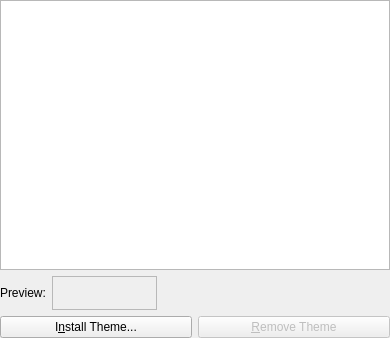
This is src/config/theme_configui.ui in KDE/konversation as Qt 5 draws it before an edit. The edited form follows.
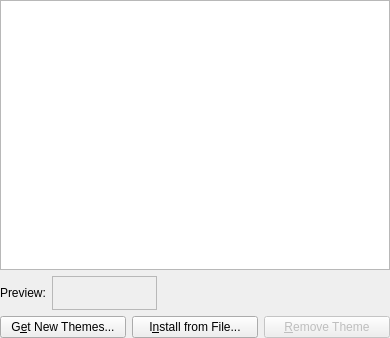
This is the edited form. Custom widgets are drawn as their Qt base class.

Commit message: Add support for downloading nick icon themes from store.kde.org

```diff
--- a/src/config/theme_configui.ui
+++ b/src/config/theme_configui.ui
@@ -22,10 +22,17 @@
    </item>
    <item row="2" column="0" colspan="3">
     <layout class="QHBoxLayout">
+     <item>
+      <widget class="KNS3::Button" name="getButton">
+       <property name="text">
+        <string>G&amp;et New Themes...</string>
+       </property>
+      </widget>
+     </item>
      <item>
       <widget class="QPushButton" name="installButton">
        <property name="text">
-        <string>I&amp;nstall Theme...</string>
+        <string>I&amp;nstall from File...</string>
        </property>
       </widget>
      </item>
@@ -208,6 +215,13 @@
    </item>
   </layout>
  </widget>
+ <customwidgets>
+  <customwidget>
+   <class>KNS3::Button</class>
+   <extends>QPushButton</extends>
+   <header>KNS3/Button</header>
+  </customwidget>
+ </customwidgets>
  <resources/>
  <connections/>
 </ui>
```
The commit also changes 6 other files.
